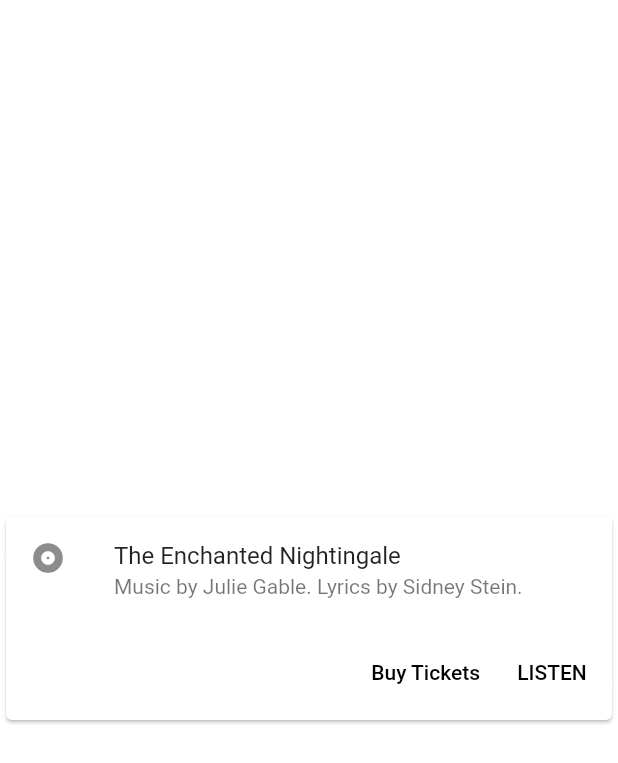
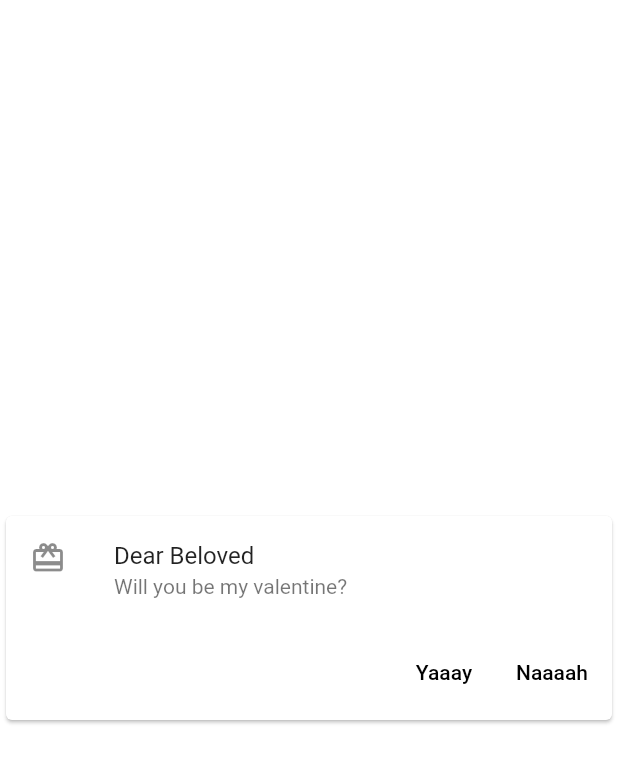
Before and after one commit to JosephineAkello/valentine_card, a Flutter app: the screen it shows after launch, on a phone screen of 412 x 824 dp. Shown: the top 763 px of the screen. Run offline on Flutter 3.47's test engine with Material 2 defaults, Android fonts, the phone set to English and light mode, and no system bars.

Commit message:
refractor code by writing diff text msg

```diff
--- a/lib/main.dart
+++ b/lib/main.dart
@@ -22,26 +22,27 @@ class MyStatelessWidget extends StatelessWidget {
   @override
   Widget build(context) {
     return Center(
-      child: Card(
-        child: Column(
+      child: Container(
+     child: Card(
+ child: Column(
           mainAxisSize: MainAxisSize.min,
           children: <Widget>[
             const ListTile(
-leading: Icon(Icons.album),
-title:Text('The Enchanted Nightingale'),
-subtitle:Text('Music by Julie Gable. Lyrics by Sidney Stein.'),
+leading: Icon(Icons.card_giftcard),
+title:Text('Dear Beloved'),
+subtitle:Text('Will you be my valentine?'),
             ),
             ButtonTheme.bar(
               child: ButtonBar(
                 children: <Widget>[
                   FlatButton(
-                    child: Text('Buy Tickets'),
+                    child: Text('Yaaay'),
                     onPressed: (){
 
                     },
                   ),
                     FlatButton(
-             child: Text('LISTEN'),
+             child: Text('Naaaah'),
              onPressed: (){ },
                     ),
                   ],
@@ -50,7 +51,10 @@ subtitle:Text('Music by Julie Gable. Lyrics by Sidney Stein.'),
             ),
           ],
         ),
+     ),
       ),
-    );
+
+      );
+
   }
 }
```
